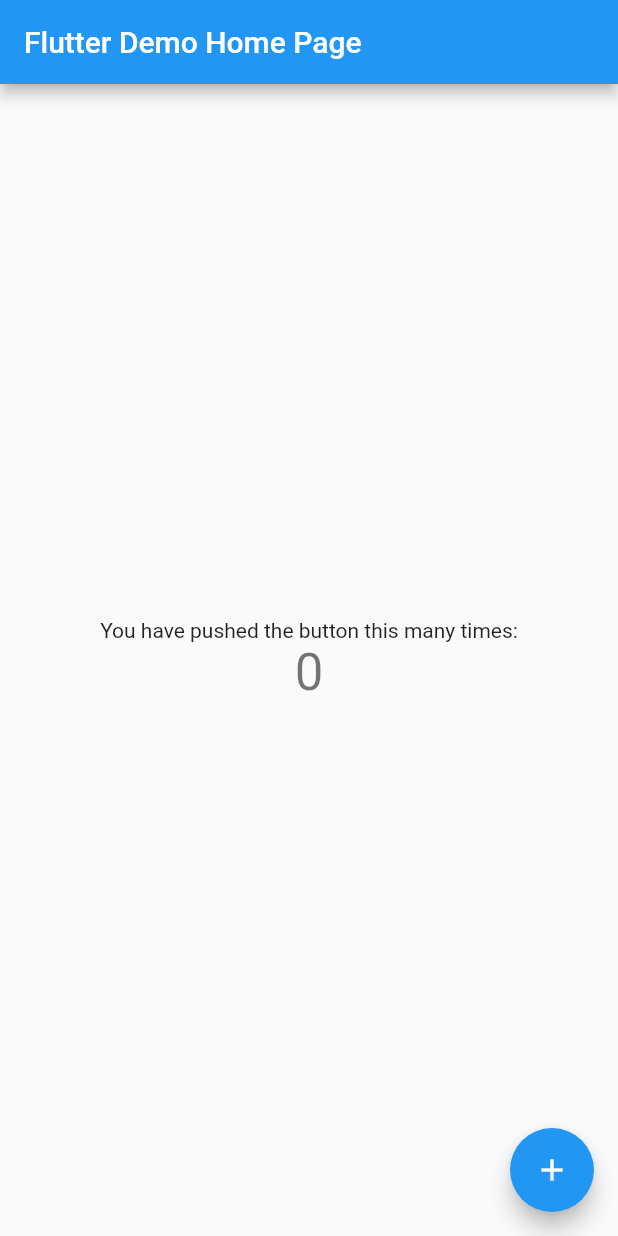
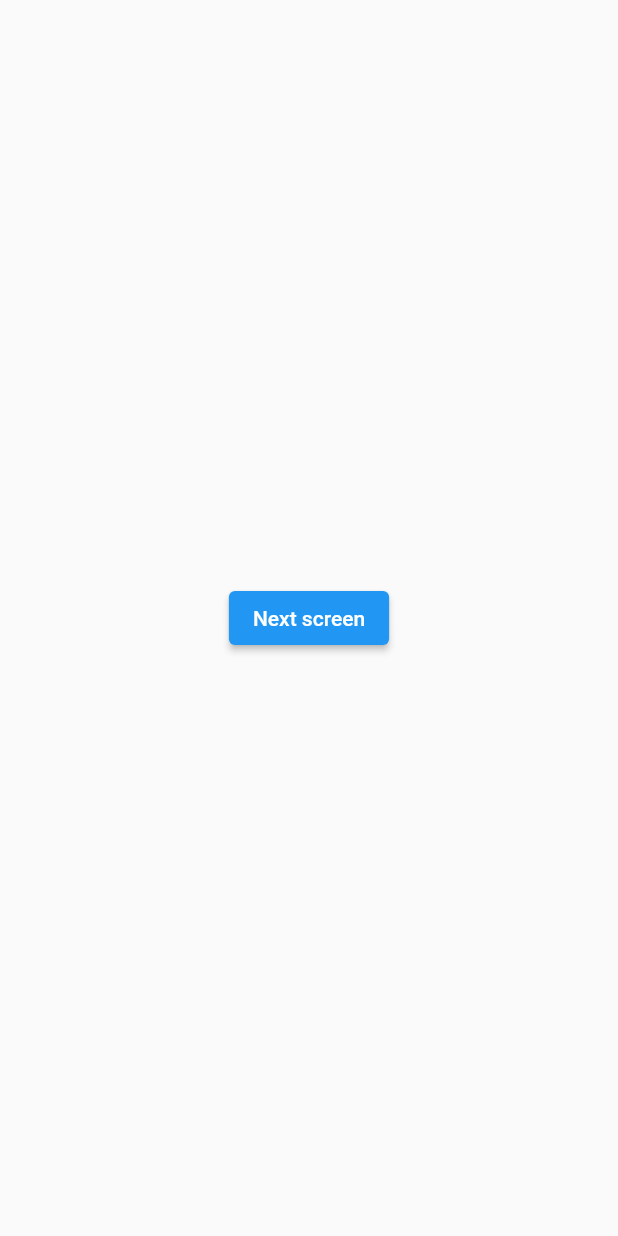
Before and after one commit to Jackpkn/Flutter_Getx, a Flutter app: the screen it shows after launch, on a phone screen of 412 x 824 dp. Run offline on Flutter 3.47's test engine with Material 2 defaults, Android fonts, the phone set to English and light mode, and no system bars; our stand-ins replace get.

Commit message:
getx added

```diff
--- a/lib/main.dart
+++ b/lib/main.dart
@@ -1,4 +1,6 @@
 import 'package:flutter/material.dart';
+import 'package:get/get_navigation/get_navigation.dart';
+import 'package:getx/Homepage.dart';
 
 void main() {
   runApp(const MyApp());
@@ -10,106 +12,47 @@ class MyApp extends StatelessWidget {
   // This widget is the root of your application.
   @override
   Widget build(BuildContext context) {
-    return MaterialApp(
+    return GetMaterialApp(
+      initialRoute: '/',
+      getPages: [
+        GetPage(
+          name: '/',
+          page: () => const MyApp(),
+        ),
+        GetPage(
+          name: '/Home', page: () => const Home())
+      ],
       title: 'Flutter Demo',
       theme: ThemeData(
-        // This is the theme of your application.
-        //
-        // Try running your application with "flutter run". You'll see the
-        // application has a blue toolbar. Then, without quitting the app, try
-        // changing the primarySwatch below to Colors.green and then invoke
-        // "hot reload" (press "r" in the console where you ran "flutter run",
-        // or simply save your changes to "hot reload" in a Flutter IDE).
-        // Notice that the counter didn't reset back to zero; the application
-        // is not restarted.
         primarySwatch: Colors.blue,
       ),
-      home: const MyHomePage(title: 'Flutter Demo Home Page'),
+      home: const MyHomePage(),
     );
   }
 }
 
 class MyHomePage extends StatefulWidget {
-  const MyHomePage({super.key, required this.title});
-
-  // This widget is the home page of your application. It is stateful, meaning
-  // that it has a State object (defined below) that contains fields that affect
-  // how it looks.
-
-  // This class is the configuration for the state. It holds the values (in this
-  // case the title) provided by the parent (in this case the App widget) and
-  // used by the build method of the State. Fields in a Widget subclass are
-  // always marked "final".
-
-  final String title;
+  const MyHomePage({super.key});
 
   @override
   State<MyHomePage> createState() => _MyHomePageState();
 }
 
 class _MyHomePageState extends State<MyHomePage> {
-  int _counter = 0;
-
-  void _incrementCounter() {
-    setState(() {
-      // This call to setState tells the Flutter framework that something has
-      // changed in this State, which causes it to rerun the build method below
-      // so that the display can reflect the updated values. If we changed
-      // _counter without calling setState(), then the build method would not be
-      // called again, and so nothing would appear to happen.
-      _counter++;
-    });
-  }
-
   @override
   Widget build(BuildContext context) {
-    // This method is rerun every time setState is called, for instance as done
-    // by the _incrementCounter method above.
-    //
-    // The Flutter framework has been optimized to make rerunning build methods
-    // fast, so that you can just rebuild anything that needs updating rather
-    // than having to individually change instances of widgets.
     return Scaffold(
-      appBar: AppBar(
-        // Here we take the value from the MyHomePage object that was created by
-        // the App.build method, and use it to set our appbar title.
-        title: Text(widget.title),
-      ),
       body: Center(
-        // Center is a layout widget. It takes a single child and positions it
-        // in the middle of the parent.
         child: Column(
-          // Column is also a layout widget. It takes a list of children and
-          // arranges them vertically. By default, it sizes itself to fit its
-          // children horizontally, and tries to be as tall as its parent.
-          //
-          // Invoke "debug painting" (press "p" in the console, choose the
-          // "Toggle Debug Paint" action from the Flutter Inspector in Android
-          // Studio, or the "Toggle Debug Paint" command in Visual Studio Code)
-          // to see the wireframe for each widget.
-          //
-          // Column has various properties to control how it sizes itself and
-          // how it positions its children. Here we use mainAxisAlignment to
-          // center the children vertically; the main axis here is the vertical
-          // axis because Columns are vertical (the cross axis would be
-          // horizontal).
           mainAxisAlignment: MainAxisAlignment.center,
-          children: <Widget>[
-            const Text(
-              'You have pushed the button this many times:',
-            ),
-            Text(
-              '$_counter',
-              style: Theme.of(context).textTheme.headlineMedium,
-            ),
+          children: [
+            ElevatedButton(
+              onPressed: () {},
+              child: const Text('Next screen'),
+            )
           ],
         ),
       ),
-      floatingActionButton: FloatingActionButton(
-        onPressed: _incrementCounter,
-        tooltip: 'Increment',
-        child: const Icon(Icons.add),
-      ), // This trailing comma makes auto-formatting nicer for build methods.
     );
   }
 }
--- a/pubspec.yaml
+++ b/pubspec.yaml
@@ -35,6 +35,7 @@ dependencies:
   # The following adds the Cupertino Icons font to your application.
   # Use with the CupertinoIcons class for iOS style icons.
   cupertino_icons: ^1.0.2
+  get: ^4.6.5
 
 dev_dependencies:
   flutter_test:
```
Also changed, not shown: lib/homepage.dart (added, +15 -0 lines), pubspec.lock.
